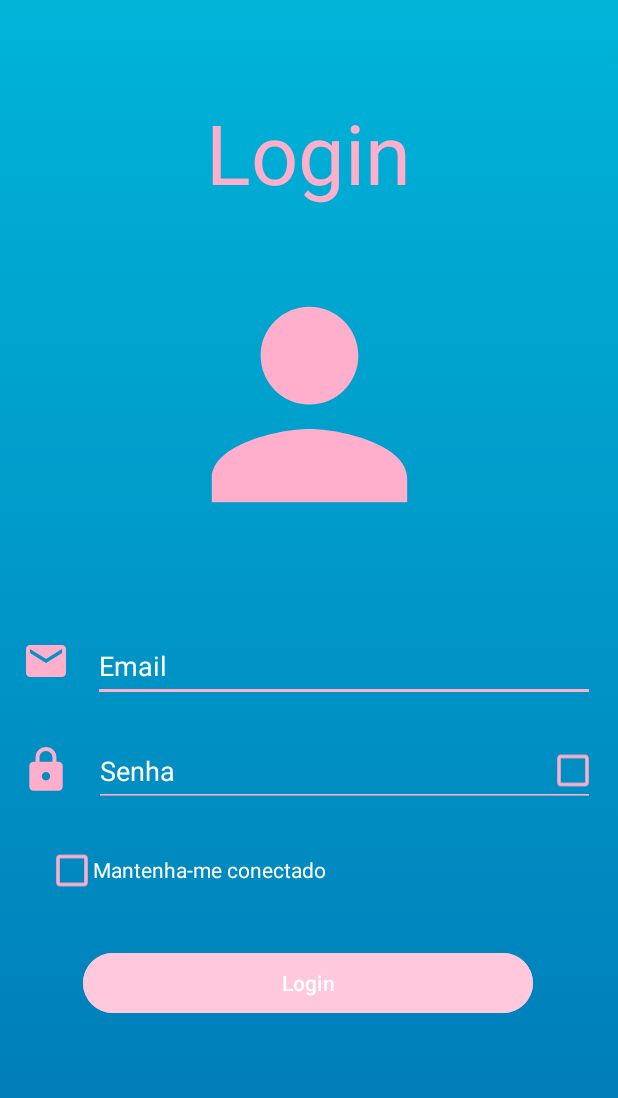
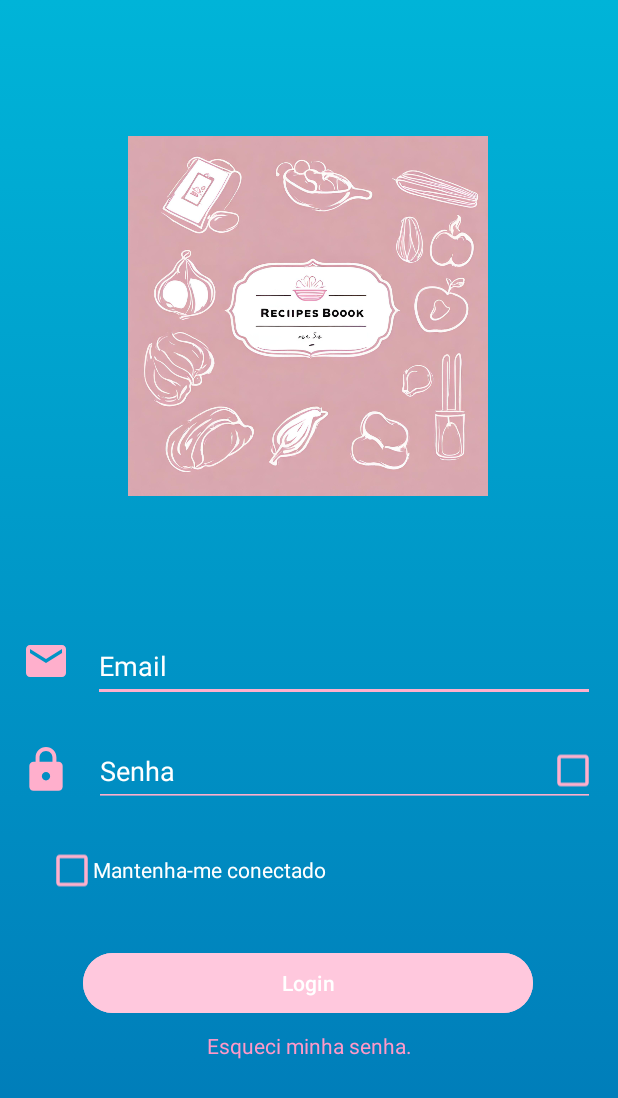
Before and after one commit to Abrahao02/ReceitaAplicativoAndroid, an Android app: the screen it shows after launch (LoginActivity), after a tap on "Login", on a phone screen of 412 x 824 dp. Shown: the top 1098 px of the screen. Run offline under Robolectric (Android 15) with nearby library versions, the phone set to English and light mode, and no system bars; our stand-ins replace AdMob, Firebase (no records; nobody signed in at launch, a user with empty details on screens opened directly).

Commit message:
Banner Adicionei
imagens novas tbm

```diff
--- a/app/build.gradle
+++ b/app/build.gradle
@@ -46,11 +46,14 @@ dependencies {
     implementation 'com.sun.mail:android-mail:1.6.7'
     implementation 'com.sun.mail:android-activation:1.6.7'
 
+    implementation 'com.google.android.gms:play-services-ads:22.5.0'
+
 
     implementation 'androidx.appcompat:appcompat:1.6.1'
     implementation 'com.google.android.material:material:1.10.0'
     implementation 'androidx.constraintlayout:constraintlayout:2.1.4'
     implementation 'com.google.firebase:firebase-storage:20.3.0'
+    implementation 'com.google.android.gms:play-services-ads-lite:22.5.0'
     testImplementation 'junit:junit:4.13.2'
     androidTestImplementation 'androidx.test.ext:junit:1.1.5'
     androidTestImplementation 'androidx.test.espresso:espresso-core:3.5.1'
--- a/app/src/main/java/com/example/receitaaplicativo/MainActivity.java
+++ b/app/src/main/java/com/example/receitaaplicativo/MainActivity.java
@@ -8,12 +8,31 @@ import android.widget.TextView;
 
 import androidx.appcompat.app.AppCompatActivity;
 
+import com.google.android.gms.ads.AdRequest;
+import com.google.android.gms.ads.AdView;
+import com.google.android.gms.ads.MobileAds;
+import com.google.android.gms.ads.initialization.InitializationStatus;
+import com.google.android.gms.ads.initialization.OnInitializationCompleteListener;
+import com.google.android.gms.ads.mediation.customevent.CustomEventBanner;
+
 public class MainActivity extends AppCompatActivity {
+
+    private AdView mAdView;
 
     @Override
     protected void onCreate(Bundle savedInstanceState) {
         super.onCreate(savedInstanceState);
         setContentView(R.layout.activity_main);
+
+        MobileAds.initialize(this, new OnInitializationCompleteListener() {
+            @Override
+            public void onInitializationComplete(InitializationStatus initializationStatus) {
+            }
+        });
+
+        mAdView = findViewById(R.id.adView);
+        AdRequest adRequest = new AdRequest.Builder().build();
+        mAdView.loadAd(adRequest);
 
         // Encontre o botão de login por ID
         Button loginButton = findViewById(R.id.btn_login);
@@ -41,16 +60,6 @@ public class MainActivity extends AppCompatActivity {
             }
         });
 
-        TextView esqueciminhasenha = findViewById(R.id.txt_esqueciminhasenha);
-
-        esqueciminhasenha.setOnClickListener(new View.OnClickListener() {
-            @Override
-            public void onClick(View view) {
-                // Redirecionar para a tela de esqueci_senha (EsqueciSenhaActivity)
-                Intent intent = new Intent(MainActivity.this, EsqueciSenhaActivity.class);
-                startActivity(intent);
-            }
-        });
 
     }
 }
--- a/app/src/main/res/layout/activity_login.xml
+++ b/app/src/main/res/layout/activity_login.xml
@@ -8,32 +8,6 @@
     android:gravity="center"
     android:background="@drawable/gradient"
     tools:context=".LoginActivity">
-
-    <TextView
-        android:id="@+id/txt_Login"
-        android:layout_width="wrap_content"
-        android:layout_height="wrap_content"
-        android:text="Login"
-        android:textColor="#ffafcc"
-        android:textSize="55sp"
-        app:layout_constraintBottom_toBottomOf="parent"
-        app:layout_constraintEnd_toEndOf="parent"
-        app:layout_constraintHorizontal_bias="0.498"
-        app:layout_constraintStart_toStartOf="parent"
-        app:layout_constraintTop_toTopOf="parent"
-        app:layout_constraintVertical_bias="0.086" />
-
-    <ImageView
-        android:id="@+id/imageView"
-        android:layout_width="219dp"
-        android:layout_height="195dp"
-        android:src="@drawable/baseline_person_24"
-        app:layout_constraintBottom_toBottomOf="parent"
-        app:layout_constraintEnd_toEndOf="parent"
-        app:layout_constraintStart_toStartOf="parent"
-        app:layout_constraintTop_toTopOf="parent"
-        app:layout_constraintVertical_bias="0.274"
-        app:tint="#ffafcc" />
 
     <EditText
         android:id="@+id/txt_emaillogin"
@@ -151,4 +125,31 @@
         app:layout_constraintTop_toBottomOf="@+id/txt_senhalogin2"
         app:layout_constraintVertical_bias="0.431" />
 
+    <ImageView
+        android:id="@+id/imageView5"
+        android:layout_width="240dp"
+        android:layout_height="275dp"
+        app:layout_constraintBottom_toBottomOf="parent"
+        app:layout_constraintEnd_toEndOf="parent"
+        app:layout_constraintHorizontal_bias="0.497"
+        app:layout_constraintStart_toStartOf="parent"
+        app:layout_constraintTop_toTopOf="parent"
+        app:layout_constraintVertical_bias="0.133"
+        app:srcCompat="@drawable/bookbonito" />
+
+    <TextView
+        android:id="@+id/txt_esqueciminhasenha"
+        android:layout_width="209dp"
+        android:layout_height="21dp"
+        android:text="Esqueci minha senha."
+        android:textAlignment="center"
+        android:textColor="#ff99c8"
+        app:layout_constraintBottom_toBottomOf="parent"
+        app:layout_constraintEnd_toEndOf="parent"
+        app:layout_constraintStart_toStartOf="parent"
+        app:layout_constraintTop_toBottomOf="@+id/buttonLogin"
+        app:layout_constraintVertical_bias="0.063" />
+
+
+
 </androidx.constraintlayout.widget.ConstraintLayout>
--- a/build.gradle
+++ b/build.gradle
@@ -1,4 +1,8 @@
 buildscript {
+    repositories {
+        google()
+        jcenter()
+    }
     dependencies {
         classpath 'com.android.tools.build:gradle:7.0.0'
         classpath 'com.google.gms:google-services:4.4.0'
```
Also changed, not shown: app/src/main/AndroidManifest.xml (+3 -4 lines), app/src/main/java/com/example/receitaaplicativo/LoginActivity.java (+13 -0 lines), app/src/main/res/layout/activity_main.xml (+28 -10 lines), app/src/main/res/layout/activity_tela_principal.xml (+18 -6 lines), app/src/main/res/drawable/bookbonito.png (added), app/src/main/res/drawable/livrologo.png (added), app/src/main/res/drawable/logofofo.png (added), app/src/main/res/drawable/receitafoto.png (added).
